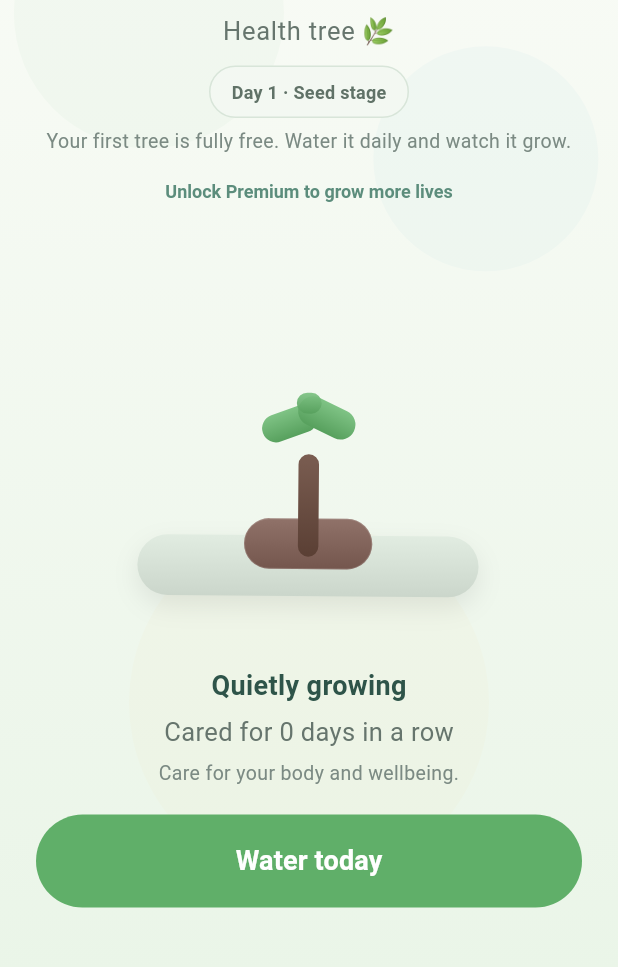
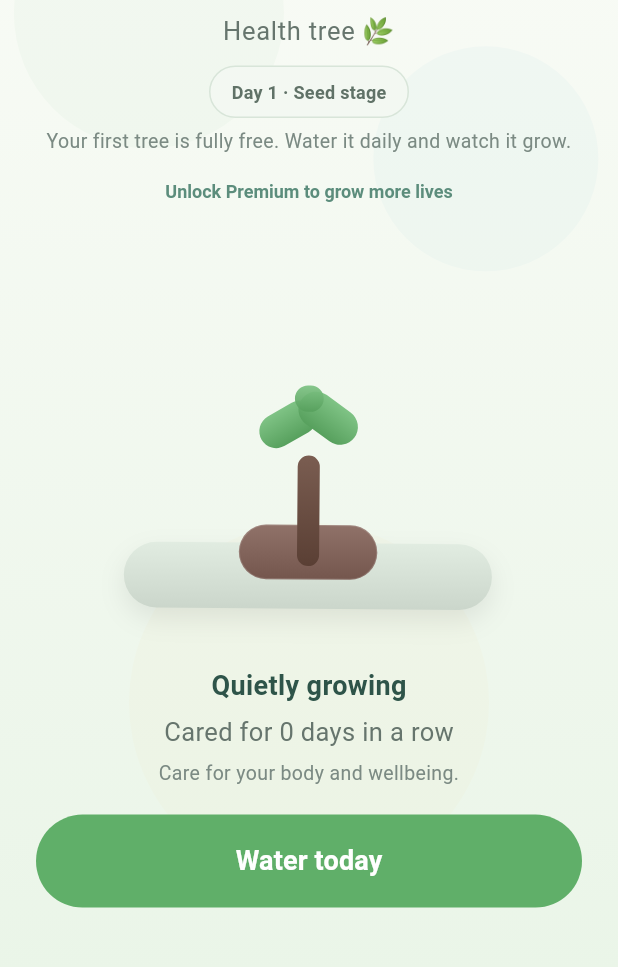
Before and after one commit to tonybjzhao/mytree_flutter, a Flutter app: the screen it shows after launch, after a tap on "Skip", on a phone screen of 412 x 824 dp, the part 257-1224 px from its top. Run offline on Flutter 3.47's test engine with Material 3 defaults, Android fonts, the phone set to English and light mode, and no system bars; our stand-ins replace in_app_purchase, shared_preferences.

Commit message:
Polish tree artwork per first-impression feedback
- Seedling leaves: steeper upward tilt (+10deg) for more life
- Dead tree: lean +5deg more, sparser/fainter fallen leaves for stronger emotional impact
- Hero scale bumped ~8% across all growth stages so tree owns the screen

```diff
--- a/lib/home_page.dart
+++ b/lib/home_page.dart
@@ -1790,12 +1790,13 @@ class _HomePageState extends State<HomePage> with TickerProviderStateMixin {
   }
 
   double _heroScaleForStage(TreeGrowthStage stage) {
+    // Bumped ~8% across all stages per feedback (tree should feel like the hero)
     return switch (stage) {
-      TreeGrowthStage.seed => 1.14,
-      TreeGrowthStage.sprout => 1.25,
-      TreeGrowthStage.small => 1.38,
-      TreeGrowthStage.young => 1.53,
-      TreeGrowthStage.mature => 1.63,
+      TreeGrowthStage.seed => 1.23,
+      TreeGrowthStage.sprout => 1.35,
+      TreeGrowthStage.small => 1.49,
+      TreeGrowthStage.young => 1.65,
+      TreeGrowthStage.mature => 1.76,
     };
   }
 
@@ -2367,7 +2368,8 @@ class TreeView extends StatelessWidget {
 
     if (visualState == TreePageVisualState.dead) {
       return Transform.rotate(
-        angle: -0.12,
+        // +5° more lean per feedback for stronger emotional impact
+        angle: -0.21,
         child: _DeadTreeShape(
           trunkColor: palette.trunk,
           leafColor: palette.leaf,
@@ -2393,10 +2395,11 @@ class TreeView extends StatelessWidget {
                 top: 26 + topLift,
                 left: 14 + sideOffset,
                 child: Transform.rotate(
-                  angle: -0.38 + leafTilt,
+                  // +10° upward tilt per feedback
+                  angle: -0.56 + leafTilt,
                   child: Container(
                     width: canopyW(32),
-                    height: canopyH(16),
+                    height: canopyH(18),
                     decoration: leafDecoration(20),
                   ),
                 ),
@@ -2405,21 +2408,21 @@ class TreeView extends StatelessWidget {
                 top: 22 + topLift,
                 right: 14 - sideOffset,
                 child: Transform.rotate(
-                  angle: 0.42 + leafTilt * 0.9,
+                  angle: 0.60 + leafTilt * 0.9,
                   child: Container(
                     width: canopyW(34),
-                    height: canopyH(17),
+                    height: canopyH(19),
                     decoration: leafDecoration(20),
                   ),
                 ),
               ),
               Positioned(
-                top: 16 + topLift,
+                top: 14 + topLift,
                 child: Transform.rotate(
                   angle: leafTilt * 0.45,
                   child: Container(
-                    width: canopyW(14),
-                    height: canopyH(12),
+                    width: canopyW(15),
+                    height: canopyH(14),
                     decoration: leafDecoration(12, alpha: 0.94),
                   ),
                 ),
@@ -3244,7 +3247,10 @@ class _DeadTreeShape extends StatelessWidget {
   Widget build(BuildContext context) {
     final trunkTop = Color.lerp(trunkColor, Colors.white, 0.06) ?? trunkColor;
     final trunkBottom =
-        Color.lerp(trunkColor, Colors.black, 0.22) ?? trunkColor;
+        Color.lerp(trunkColor, Colors.black, 0.26) ?? trunkColor;
+    // Desaturate leaf for stronger dead feel
+    final deadLeaf = leafColor.withValues(alpha: 0.55);
+    final deadLeafFaint = leafColor.withValues(alpha: 0.38);
 
     return SizedBox(
       width: 104,
@@ -3326,40 +3332,26 @@ class _DeadTreeShape extends StatelessWidget {
             child: Transform.rotate(
               angle: -0.38,
               child: Container(
-                width: 11,
-                height: 6,
-                decoration: BoxDecoration(
-                  color: leafColor.withValues(alpha: 0.75),
-                  borderRadius: BorderRadius.circular(8),
-                ),
-              ),
-            ),
-          ),
-          Positioned(
-            bottom: 12,
-            left: 42,
-            child: Transform.rotate(
-              angle: -0.12,
-              child: Container(
                 width: 9,
                 height: 5,
                 decoration: BoxDecoration(
-                  color: leafColor.withValues(alpha: 0.62),
+                  color: deadLeaf,
                   borderRadius: BorderRadius.circular(8),
                 ),
               ),
             ),
           ),
+          // Middle fallen leaf removed for sparser, more desolate silhouette
           Positioned(
             bottom: 6,
             right: 30,
             child: Transform.rotate(
               angle: 0.5,
               child: Container(
-                width: 10,
+                width: 8,
                 height: 5,
                 decoration: BoxDecoration(
-                  color: leafColor.withValues(alpha: 0.7),
+                  color: deadLeafFaint,
                   borderRadius: BorderRadius.circular(8),
                 ),
               ),
```
